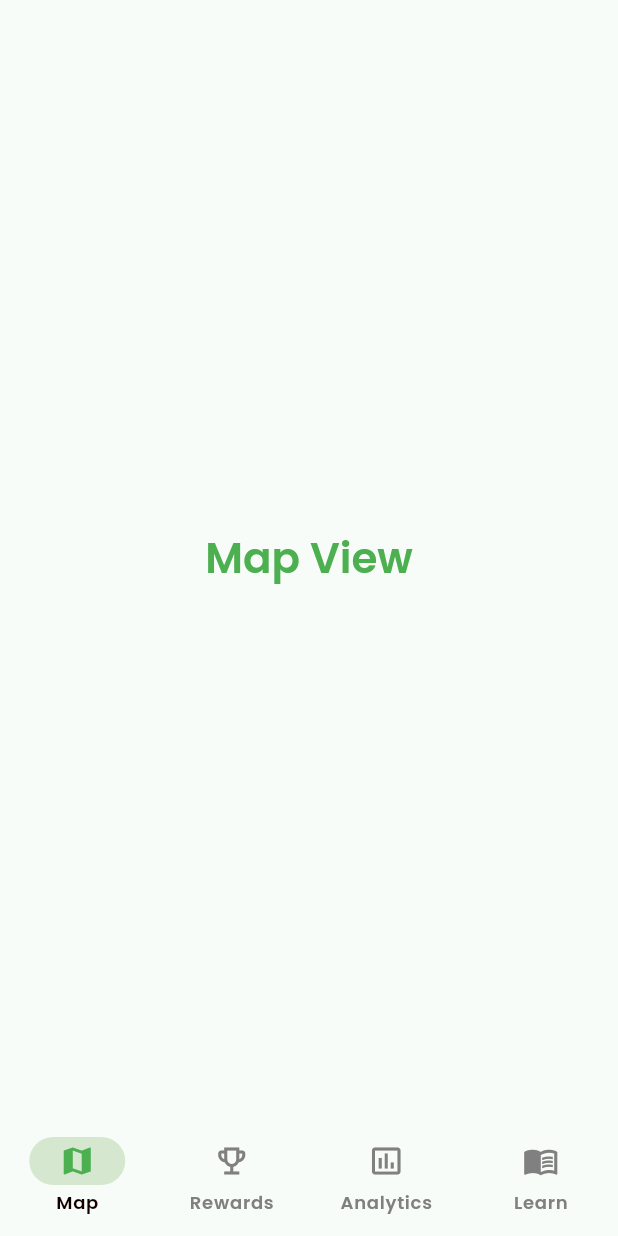
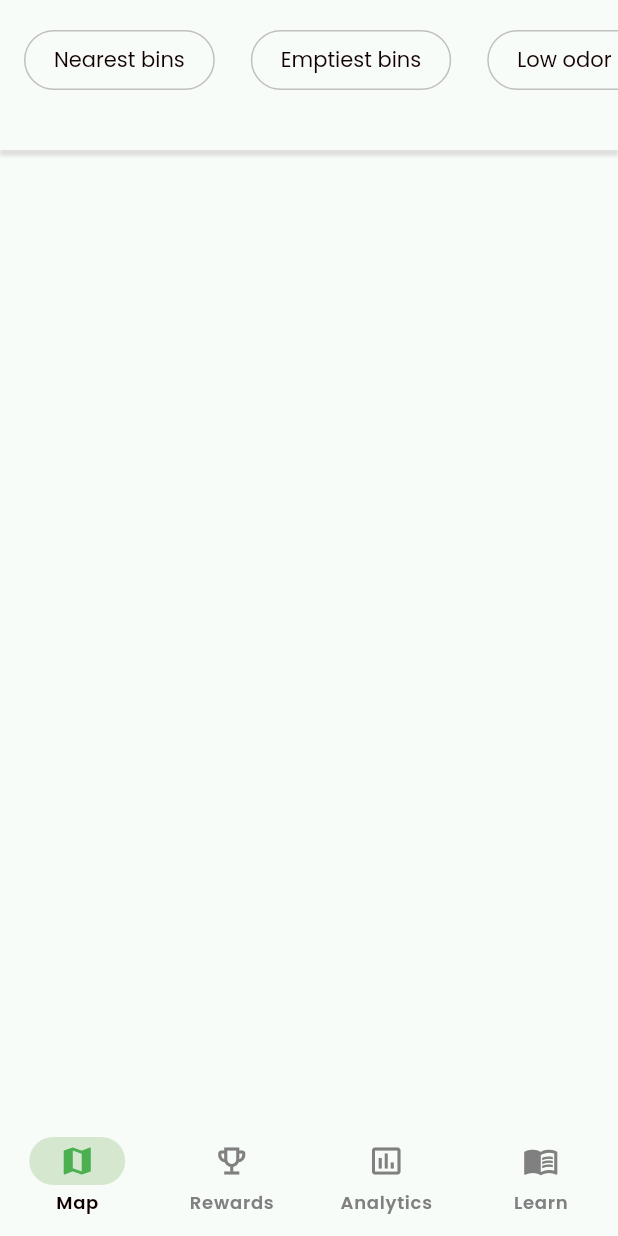
Before and after one commit to andy-ife/keep_nigeria_clean, a Flutter app: the screen it shows after launch, on a phone screen of 412 x 824 dp. Run offline on Flutter 3.47's test engine with Material 3 defaults, Android fonts, the light colour scheme and no system bars; our stand-ins replace permission_handler.

Commit message:
Add app bar

```diff
--- a/lib/pages/home/map.dart
+++ b/lib/pages/home/map.dart
@@ -1,20 +1,47 @@
 import 'package:flutter/material.dart';
+import 'package:keep_nigeria_clean/widgets/button_group.dart';
 
 class MapScreen extends StatelessWidget {
   const MapScreen({super.key});
 
   @override
   Widget build(BuildContext context) {
+    final theme = Theme.of(context);
+    final filters = ['Nearest bins', 'Emptiest bins', 'Low odor bins'];
+
     return Scaffold(
       extendBodyBehindAppBar: true,
-      appBar: AppBar(),
-      body: Container(
-        color: Theme.of(context).colorScheme.surface,
-        child: Center(
-          child: Text(
-            'Map View',
-            style: Theme.of(context).textTheme.headlineMedium,
-          ),
+      body: SafeArea(
+        child: Column(
+          children: [
+            Container(
+              width: double.infinity,
+              height: 100.0,
+              decoration: BoxDecoration(
+                color: theme.colorScheme.surface,
+                boxShadow: [
+                  BoxShadow(
+                    blurRadius: 1,
+                    offset: Offset(0, 4.0),
+                    color: theme.colorScheme.surfaceDim,
+                  ),
+                ],
+              ),
+              child: Column(
+                children: [
+                  Padding(
+                    padding: const EdgeInsets.fromLTRB(0, 20.0, 0, 16.0),
+                    child: KNCButtonGroup(
+                      values: filters,
+                      onSelectionChange: (newValues) {},
+                      enableMultiSelection: false,
+                    ),
+                  ),
+                  Row(),
+                ],
+              ),
+            ),
+          ],
         ),
       ),
     );
--- /dev/null
+++ b/lib/widgets/button_group.dart
@@ -0,0 +1,125 @@
+import 'package:flutter/material.dart';
+import 'package:keep_nigeria_clean/theme/styles.dart';
+
+class KNCButtonGroup extends StatefulWidget {
+  const KNCButtonGroup({
+    required this.values,
+    required this.onSelectionChange,
+    this.scrollable = true,
+    this.enableMultiSelection = true,
+    this.initialSelection,
+    super.key,
+  });
+
+  final List<String> values;
+  final Function(Set<String>) onSelectionChange;
+  final bool scrollable;
+  final bool enableMultiSelection;
+  final Set<String>? initialSelection;
+
+  @override
+  State<KNCButtonGroup> createState() => _KNCButtonGroupState();
+}
+
+class _KNCButtonGroupState extends State<KNCButtonGroup> {
+  late Set<String> _selected;
+
+  @override
+  void initState() {
+    super.initState();
+    _selected = widget.initialSelection ?? {};
+  }
+
+  @override
+  Widget build(BuildContext context) {
+    ThemeData theme = Theme.of(context);
+    if (widget.scrollable) {
+      return SizedBox(
+        height: 40.0,
+        child: ListView.separated(
+          padding: EdgeInsets.symmetric(horizontal: 16.0),
+          itemCount: widget.values.length,
+          itemBuilder: (context, i) {
+            final String curr = widget.values[i];
+            if (_selected.contains(curr)) {
+              return TextButton(
+                onPressed: () {
+                  setState(() {
+                    _selected.remove(curr);
+                  });
+
+                  widget.onSelectionChange(_selected);
+                },
+                style: AppButtonStyles.filled,
+                child: Row(
+                  children: [
+                    Text(curr),
+                    SizedBox(width: 12.0),
+                    Icon(Icons.close),
+                  ],
+                ),
+              );
+            }
+            return TextButton(
+              onPressed: () {
+                if (widget.enableMultiSelection ||
+                    (!widget.enableMultiSelection && _selected.isEmpty)) {
+                  setState(() {
+                    _selected.add(curr);
+                  });
+                  widget.onSelectionChange(_selected);
+                }
+              },
+              child: Text(curr),
+            );
+          },
+          separatorBuilder: (context, i) => SizedBox(width: 24.0),
+          scrollDirection: Axis.horizontal,
+        ),
+      );
+    } else {
+      return Wrap(
+        spacing: 16.0,
+        children: List.generate(widget.values.length, (i) {
+          final String curr = widget.values[i];
+          if (_selected.contains(curr)) {
+            return TextButton(
+              onPressed: () {
+                setState(() {
+                  _selected.remove(curr);
+                });
+
+                widget.onSelectionChange(_selected);
+              },
+              style: theme.textButtonTheme.style,
+              child: Row(
+                mainAxisSize: MainAxisSize.min,
+                children: [
+                  Text(curr),
+                  SizedBox(width: 12.0),
+                  Icon(Icons.close),
+                ],
+              ),
+            );
+          }
+          return TextButton(
+            onPressed: () {
+              if (widget.enableMultiSelection) {
+                setState(() {
+                  _selected.add(curr);
+                });
+              } else {
+                setState(() {
+                  _selected.clear();
+                  _selected.add(curr);
+                });
+              }
+              widget.onSelectionChange(_selected);
+            },
+            child: Text(curr),
+          );
+        }),
+      );
+    }
+  }
+}
```
